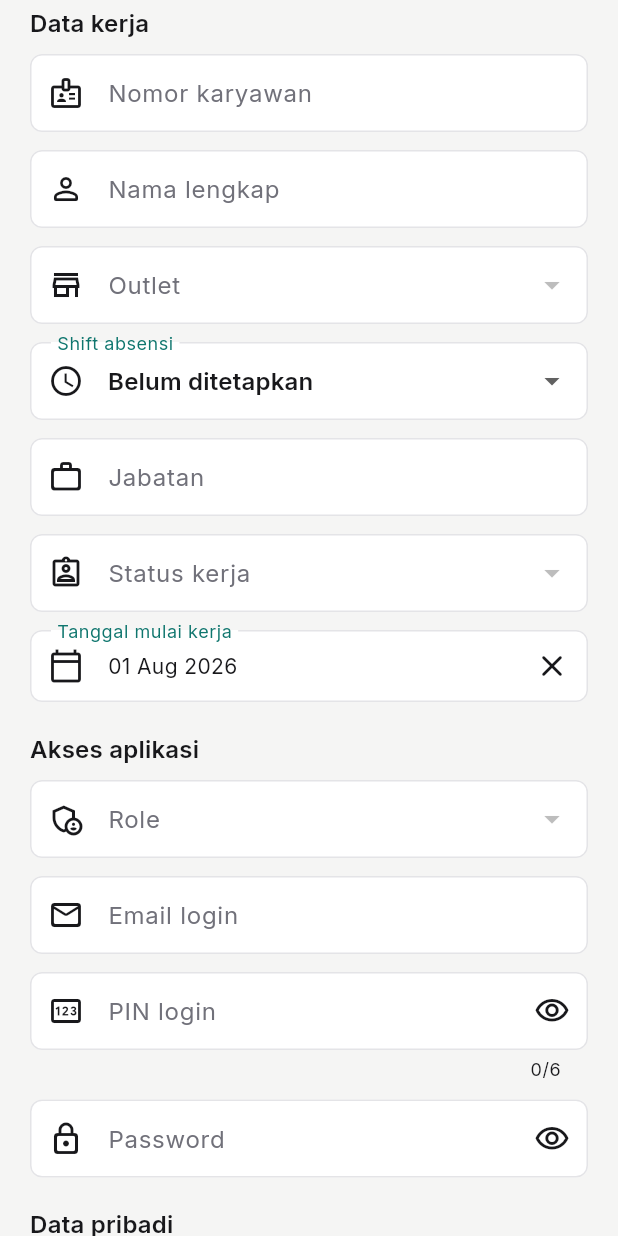
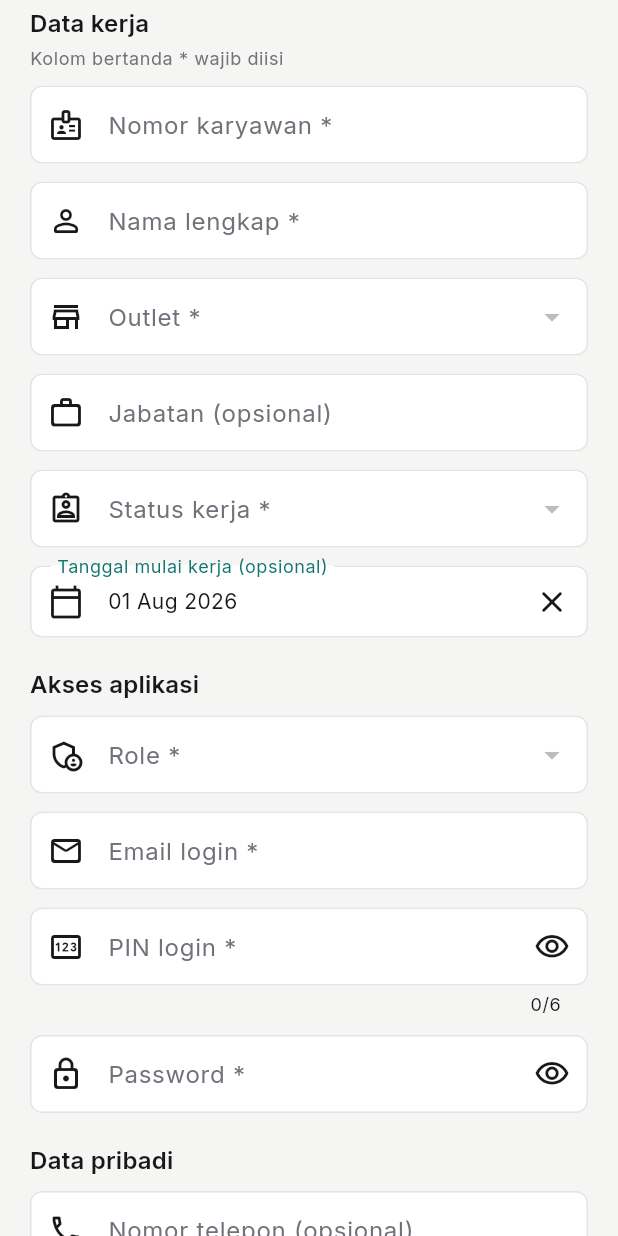
Before and after one commit to roidtaqi/tjoerah-pos, a Flutter app: the _EmployeeForm widget shown alone on an empty page, opened directly with empty values, on a phone screen of 412 x 824 dp. Run offline on Flutter 3.47's test engine with Material 3 defaults, Android fonts, the phone set to English and light mode, and no system bars; our stand-ins replace camera, fl_chart, flutter_riverpod, geolocator, go_router, permission_handler and 3 more; missing offline and left inert: blue_thermal_printer, file_selector, pusher_channels_flutter; accounts and stored records are empty; network calls fail.

Commit message:
Form Karyawan

```diff
--- a/tjoerah_mobile/lib/features/employees/screens/employee_management_screen.dart
+++ b/tjoerah_mobile/lib/features/employees/screens/employee_management_screen.dart
@@ -373,11 +373,6 @@ class _EmployeeCard extends StatelessWidget {
                         text: employee.outletName!,
                         icon: Icons.store_outlined,
                       ),
-                    if (employee.shiftName != null)
-                      AppBadge(
-                        text: employee.shiftName!,
-                        icon: Icons.schedule_outlined,
-                      ),
                     AppBadge(
                       text: employee.isActive ? 'Aktif' : 'Nonaktif',
                       color: employee.isActive
@@ -436,6 +431,13 @@ class _EmployeeForm extends StatefulWidget {
 
 class _EmployeeFormState extends State<_EmployeeForm> {
   final _formKey = GlobalKey<FormState>();
+  final _numberFocus = FocusNode();
+  final _nameFocus = FocusNode();
+  final _outletFocus = FocusNode();
+  final _roleFocus = FocusNode();
+  final _emailFocus = FocusNode();
+  final _pinFocus = FocusNode();
+  final _passwordFocus = FocusNode();
   late final TextEditingController _number;
   late final TextEditingController _name;
   late final TextEditingController _email;
@@ -449,7 +451,6 @@ class _EmployeeFormState extends State<_EmployeeForm> {
   late final TextEditingController _pin;
   late String? _role;
   late int? _outletId;
-  late int? _shiftId;
   late String _employmentStatus;
   late String? _gender;
   late DateTime? _hireDate;
@@ -457,11 +458,9 @@ class _EmployeeFormState extends State<_EmployeeForm> {
   late bool _isActive;
   bool _obscurePassword = true;
   bool _obscurePin = true;
+  bool _showValidation = false;
 
   bool get _isNew => widget.employee == null;
-
-  EmployeeOutletOption? get _outlet =>
-      widget.data.outlets.where((outlet) => outlet.id == _outletId).firstOrNull;
 
   @override
   void initState() {
@@ -482,11 +481,13 @@ class _EmployeeFormState extends State<_EmployeeForm> {
     );
     _password = TextEditingController();
     _pin = TextEditingController();
+    for (final controller in [_number, _name, _email, _pin, _password]) {
+      controller.addListener(_refreshValidationSummary);
+    }
     _role =
         employee?.role ??
         widget.data.roles.where((role) => role.assignable).firstOrNull?.value;
     _outletId = employee?.outletId ?? widget.data.outlets.firstOrNull?.id;
-    _shiftId = employee?.attendanceShiftId ?? _outlet?.shifts.firstOrNull?.id;
     _employmentStatus =
         employee?.employmentStatus ??
         widget.data.employmentStatuses.firstOrNull?.value ??
@@ -514,6 +515,17 @@ class _EmployeeFormState extends State<_EmployeeForm> {
     ]) {
       controller.dispose();
     }
+    for (final focusNode in [
+      _numberFocus,
+      _nameFocus,
+      _outletFocus,
+      _roleFocus,
+      _emailFocus,
+      _pinFocus,
+      _passwordFocus,
+    ]) {
+      focusNode.dispose();
+    }
     super.dispose();
   }
 
@@ -521,15 +533,24 @@ class _EmployeeFormState extends State<_EmployeeForm> {
   Widget build(BuildContext context) {
     return Form(
       key: _formKey,
+      autovalidateMode: _showValidation
+          ? AutovalidateMode.always
+          : AutovalidateMode.disabled,
       child: ListView(
         padding: const EdgeInsets.fromLTRB(20, 4, 20, 24),
         children: [
           const _FormSection(title: 'Data kerja'),
+          const SizedBox(height: 4),
+          Text(
+            'Kolom bertanda * wajib diisi',
+            style: Theme.of(context).textTheme.bodySmall,
+          ),
           const SizedBox(height: 10),
           TextFormField(
             controller: _number,
+            focusNode: _numberFocus,
             decoration: const InputDecoration(
-              labelText: 'Nomor karyawan',
+              labelText: 'Nomor karyawan *',
               prefixIcon: Icon(Icons.badge_outlined),
             ),
             textCapitalization: TextCapitalization.characters,
@@ -538,8 +559,9 @@ class _EmployeeFormState extends State<_EmployeeForm> {
           const SizedBox(height: 12),
           TextFormField(
             controller: _name,
+            focusNode: _nameFocus,
             decoration: const InputDecoration(
-              labelText: 'Nama lengkap',
+              labelText: 'Nama lengkap *',
               prefixIcon: Icon(Icons.person_outline_rounded),
             ),
             textCapitalization: TextCapitalization.words,
@@ -547,10 +569,11 @@ class _EmployeeFormState extends State<_EmployeeForm> {
           ),
           const SizedBox(height: 12),
           DropdownButtonFormField<int>(
+            focusNode: _outletFocus,
             isExpanded: true,
             initialValue: _outletId,
             decoration: const InputDecoration(
-              labelText: 'Outlet',
+              labelText: 'Outlet *',
               prefixIcon: Icon(Icons.store_outlined),
             ),
             items: widget.data.outlets
@@ -561,41 +584,14 @@ class _EmployeeFormState extends State<_EmployeeForm> {
                   ),
                 )
                 .toList(),
-            onChanged: (value) => setState(() {
-              _outletId = value;
-              _shiftId = _outlet?.shifts.firstOrNull?.id;
-            }),
+            onChanged: (value) => setState(() => _outletId = value),
             validator: (value) => value == null ? 'Pilih outlet.' : null,
-          ),
-          const SizedBox(height: 12),
-          DropdownButtonFormField<int?>(
-            isExpanded: true,
-            initialValue: _shiftId,
-            decoration: const InputDecoration(
-              labelText: 'Shift absensi',
-              prefixIcon: Icon(Icons.schedule_outlined),
-            ),
-            items: [
-              const DropdownMenuItem<int?>(
-                value: null,
-                child: Text('Belum ditetapkan'),
-              ),
-              ...?_outlet?.shifts.map(
-                (shift) => DropdownMenuItem<int?>(
-                  value: shift.id,
-                  child: Text(
-                    '${shift.name} (${shift.startTime}-${shift.endTime})',
-                  ),
-                ),
-              ),
-            ],
-            onChanged: (value) => setState(() => _shiftId = value),
           ),
           const SizedBox(height: 12),
           TextFormField(
             controller: _position,
             decoration: const InputDecoration(
-              labelText: 'Jabatan',
+              labelText: 'Jabatan (opsional)',
               prefixIcon: Icon(Icons.work_outline_rounded),
             ),
             textCapitalization: TextCapitalization.words,
@@ -605,7 +601,7 @@ class _EmployeeFormState extends State<_EmployeeForm> {
             isExpanded: true,
             initialValue: _employmentStatus,
             decoration: const InputDecoration(
-              labelText: 'Status kerja',
+              labelText: 'Status kerja *',
               prefixIcon: Icon(Icons.assignment_ind_outlined),
             ),
             items: widget.data.employmentStatuses
@@ -618,10 +614,11 @@ class _EmployeeFormState extends State<_EmployeeForm> {
                 .toList(),
             onChanged: (value) =>
                 setState(() => _employmentStatus = value ?? 'permanent'),
+            validator: (value) => value == null ? 'Pilih status kerja.' : null,
           ),
           const SizedBox(height: 12),
           _DateField(
-            label: 'Tanggal mulai kerja',
+            label: 'Tanggal mulai kerja (opsional)',
             value: _hireDate,
             onChanged: (value) => setState(() => _hireDate = value),
           ),
@@ -629,10 +626,11 @@ class _EmployeeFormState extends State<_EmployeeForm> {
           const _FormSection(title: 'Akses aplikasi'),
           const SizedBox(height: 10),
           DropdownButtonFormField<String>(
+            focusNode: _roleFocus,
             isExpanded: true,
             initialValue: _role,
             decoration: const InputDecoration(
-              labelText: 'Role',
+              labelText: 'Role *',
               prefixIcon: Icon(Icons.admin_panel_settings_outlined),
             ),
             items: widget.data.roles
@@ -661,8 +659,9 @@ class _EmployeeFormState extends State<_EmployeeForm> {
           const SizedBox(height: 12),
           TextFormField(
             controller: _email,
+            focusNode: _emailFocus,
             decoration: const InputDecoration(
-              labelText: 'Email login',
+              labelText: 'Email login *',
               prefixIcon: Icon(Icons.mail_outline_rounded),
             ),
             keyboardType: TextInputType.emailAddress,
@@ -675,8 +674,9 @@ class _EmployeeFormState extends State<_EmployeeForm> {
           const SizedBox(height: 12),
           TextFormField(
             controller: _pin,
+            focusNode: _pinFocus,
             decoration: InputDecoration(
-              labelText: _isNew ? 'PIN login' : 'PIN baru (opsional)',
+              labelText: _isNew ? 'PIN login *' : 'PIN baru (opsional)',
               prefixIcon: const Icon(Icons.pin_outlined),
               suffixIcon: IconButton(
                 tooltip: _obscurePin ? 'Tampilkan PIN' : 'Sembunyikan PIN',
@@ -703,8 +703,9 @@ class _EmployeeFormState extends State<_EmployeeForm> {
           const SizedBox(height: 12),
           TextFormField(
             controller: _password,
+            focusNode: _passwordFocus,
             decoration: InputDecoration(
-              labelText: _isNew ? 'Password' : 'Password baru (opsional)',
+              labelText: _isNew ? 'Password *' : 'Password baru (opsional)',
               prefixIcon: const Icon(Icons.lock_outline_rounded),
               suffixIcon: IconButton(
                 tooltip: _obscurePassword
@@ -737,14 +738,14 @@ class _EmployeeFormState extends State<_EmployeeForm> {
           TextFormField(
             controller: _phone,
             decoration: const InputDecoration(
-              labelText: 'Nomor telepon',
+              labelText: 'Nomor telepon (opsional)',
               prefixIcon: Icon(Icons.phone_outlined),
             ),
             keyboardType: TextInputType.phone,
           ),
           const SizedBox(height: 12),
           _DateField(
-            label: 'Tanggal lahir',
+            label: 'Tanggal lahir (opsional)',
             value: _birthDate,
             lastDate: DateTime.now().subtract(const Duration(days: 1)),
             onChanged: (value) => setState(() => _birthDate = value),
@@ -754,7 +755,7 @@ class _EmployeeFormState extends State<_EmployeeForm> {
             isExpanded: true,
             initialValue: _gender,
             decoration: const InputDecoration(
-              labelText: 'Jenis kelamin',
+              labelText: 'Jenis kelamin (opsional)',
               prefixIcon: Icon(Icons.person_search_outlined),
             ),
             items: const [
@@ -772,7 +773,7 @@ class _EmployeeFormState extends State<_EmployeeForm> {
           TextFormField(
             controller: _identityNumber,
             decoration: const InputDecoration(
-              labelText: 'Nomor identitas',
+              labelText: 'Nomor identitas (opsional)',
               prefixIcon: Icon(Icons.credit_card_outlined),
             ),
           ),
@@ -780,7 +781,7 @@ class _EmployeeFormState extends State<_EmployeeForm> {
           TextFormField(
             controller: _address,
             decoration: const InputDecoration(
-              labelText: 'Alamat',
+              labelText: 'Alamat (opsional)',
               prefixIcon: Icon(Icons.home_outlined),
               alignLabelWithHint: true,
             ),
@@ -793,7 +794,7 @@ class _EmployeeFormState extends State<_EmployeeForm> {
           TextFormField(
             controller: _emergencyName,
             decoration: const InputDecoration(
-              labelText: 'Nama kontak',
+              labelText: 'Nama kontak (opsional)',
               prefixIcon: Icon(Icons.contact_emergency_outlined),
             ),
             textCapitalization: TextCapitalization.words,
@@ -802,7 +803,7 @@ class _EmployeeFormState extends State<_EmployeeForm> {
           TextFormField(
             controller: _emergencyPhone,
             decoration: const InputDecoration(
-              labelText: 'Nomor kontak',
+              labelText: 'Nomor kontak (opsional)',
               prefixIcon: Icon(Icons.phone_callback_outlined),
             ),
             keyboardType: TextInputType.phone,
@@ -816,6 +817,10 @@ class _EmployeeFormState extends State<_EmployeeForm> {
             onChanged: (value) => setState(() => _isActive = value),
           ),
           const SizedBox(height: 16),
+          if (_showValidation && _validationIssues.isNotEmpty) ...[
+            _ValidationSummary(issues: _validationIssues),
+            const SizedBox(height: 12),
+          ],
           AppButton(
             text: _isNew ? 'Tambahkan karyawan' : 'Simpan perubahan',
             icon: _isNew
@@ -829,9 +834,16 @@ class _EmployeeFormState extends State<_EmployeeForm> {
   }
 
   Future<void> _submit() async {
-    if (!(_formKey.currentState?.validate() ?? false) ||
-        _role == null ||
-        _outletId == null) {
+    setState(() => _showValidation = true);
+    final isValid = _formKey.currentState?.validate() ?? false;
+    if (!isValid || _role == null || _outletId == null) {
+      WidgetsBinding.instance.addPostFrameCallback((_) => _focusFirstInvalid());
+      ScaffoldMessenger.of(context).showSnackBar(
+        const SnackBar(
+          content: Text('Lengkapi kolom wajib yang ditandai *.'),
+          backgroundColor: AppColors.error,
+        ),
+      );
       return;
     }
     Navigator.pop(
@@ -842,7 +854,7 @@ class _EmployeeFormState extends State<_EmployeeForm> {
         email: _email.text.trim(),
         role: _role!,
         outletId: _outletId!,
-        attendanceShiftId: _shiftId,
+        attendanceShiftId: null,
         phone: _nullable(_phone.text),
         position: _nullable(_position.text),
         employmentStatus: _employmentStatus,
@@ -866,6 +878,61 @@ class _EmployeeFormState extends State<_EmployeeForm> {
         : null;
   }
 
+  List<String> get _validationIssues {
+    final issues = <String>[];
+    if (_number.text.trim().isEmpty) issues.add('Nomor karyawan');
+    if (_name.text.trim().isEmpty) issues.add('Nama lengkap');
+    if (_outletId == null) issues.add('Outlet');
+    if (_employmentStatus.trim().isEmpty) issues.add('Status kerja');
+    if (_role == null) issues.add('Role');
+    final email = _email.text.trim();
+    if (email.isEmpty) {
+      issues.add('Email login');
+    } else if (!email.contains('@')) {
+      issues.add('Format email login');
+    }
+    final pin = _pin.text.trim();
+    if (_isNew && pin.isEmpty) {
+      issues.add('PIN login');
+    } else if (pin.isNotEmpty && !RegExp(r'^\d{4,6}$').hasMatch(pin)) {
+      issues.add('PIN 4-6 angka');
+    }
+    final password = _password.text;
+    if (_isNew && password.isEmpty) {
+      issues.add('Password');
+    } else if (password.isNotEmpty && password.length < 8) {
+      issues.add('Password minimal 8 karakter');
+    }
+    return issues;
+  }
+
+  void _focusFirstInvalid() {
+    if (!mounted) return;
+    if (_number.text.trim().isEmpty) {
+      _numberFocus.requestFocus();
+    } else if (_name.text.trim().isEmpty) {
+      _nameFocus.requestFocus();
+    } else if (_outletId == null) {
+      _outletFocus.requestFocus();
+    } else if (_role == null) {
+      _roleFocus.requestFocus();
+    } else if (_email.text.trim().isEmpty ||
+        !_email.text.trim().contains('@')) {
+      _emailFocus.requestFocus();
+    } else if ((_isNew && _pin.text.trim().isEmpty) ||
+        (_pin.text.trim().isNotEmpty &&
+            !RegExp(r'^\d{4,6}$').hasMatch(_pin.text.trim()))) {
+      _pinFocus.requestFocus();
+    } else if ((_isNew && _password.text.isEmpty) ||
+        (_password.text.isNotEmpty && _password.text.length < 8)) {
+      _passwordFocus.requestFocus();
+    }
+  }
+
+  void _refreshValidationSummary() {
+    if (_showValidation && mounted) setState(() {});
+  }
+
   String? _nullable(String value) {
     final trimmed = value.trim();
     return trimmed.isEmpty ? null : trimmed;
@@ -880,6 +947,49 @@ class _FormSection extends StatelessWidget {
   @override
   Widget build(BuildContext context) {
     return Text(title, style: Theme.of(context).textTheme.titleMedium);
+  }
+}
+
+class _ValidationSummary extends StatelessWidget {
+  const _ValidationSummary({required this.issues});
+
+  final List<String> issues;
+
+  @override
+  Widget build(BuildContext context) {
+    return Container(
+      padding: const EdgeInsets.all(12),
+      decoration: BoxDecoration(
+        color: AppColors.errorSoft,
+        border: Border.all(color: AppColors.error),
+        borderRadius: BorderRadius.circular(8),
+      ),
+      child: Row(
+        crossAxisAlignment: CrossAxisAlignment.start,
+        children: [
+          const Icon(Icons.error_outline_rounded, color: AppColors.error),
+          const SizedBox(width: 10),
+          Expanded(
+            child: Column(
+              crossAxisAlignment: CrossAxisAlignment.start,
+              children: [
+                Text(
+                  'Lengkapi data wajib',
+                  style: Theme.of(
+                    context,
+                  ).textTheme.titleSmall?.copyWith(color: AppColors.error),
+                ),
+                const SizedBox(height: 3),
+                Text(
+                  issues.join(', '),
+                  style: Theme.of(context).textTheme.bodySmall,
+                ),
+              ],
+            ),
+          ),
+        ],
+      ),
+    );
   }
 }
 
```
Also changed, not shown: 1 other file.
